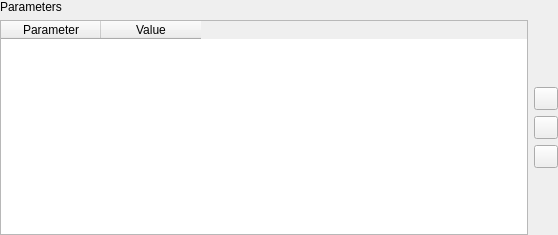
The window that src/terralib/qt/widgets/utils/ui/ParameterTableWidgetForm.ui (claudiobogossian/terralib5) describes before a commit, drawn with Qt 5.
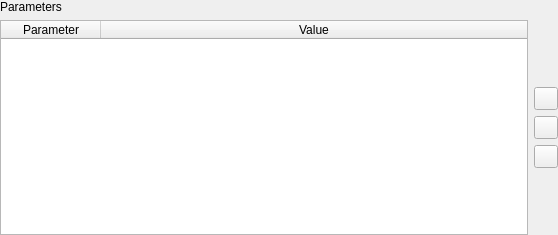
The same window after the commit.

What changed in the file:
```diff
--- a/src/terralib/qt/widgets/utils/ui/ParameterTableWidgetForm.ui
+++ b/src/terralib/qt/widgets/utils/ui/ParameterTableWidgetForm.ui
@@ -33,6 +33,12 @@
          <property name="alternatingRowColors">
           <bool>true</bool>
          </property>
+         <attribute name="horizontalHeaderMinimumSectionSize">
+          <number>29</number>
+         </attribute>
+         <attribute name="horizontalHeaderStretchLastSection">
+          <bool>true</bool>
+         </attribute>
          <attribute name="verticalHeaderVisible">
           <bool>false</bool>
          </attribute>
```
Left out of the diff: 2 changed lines with no effect on the pictures.
